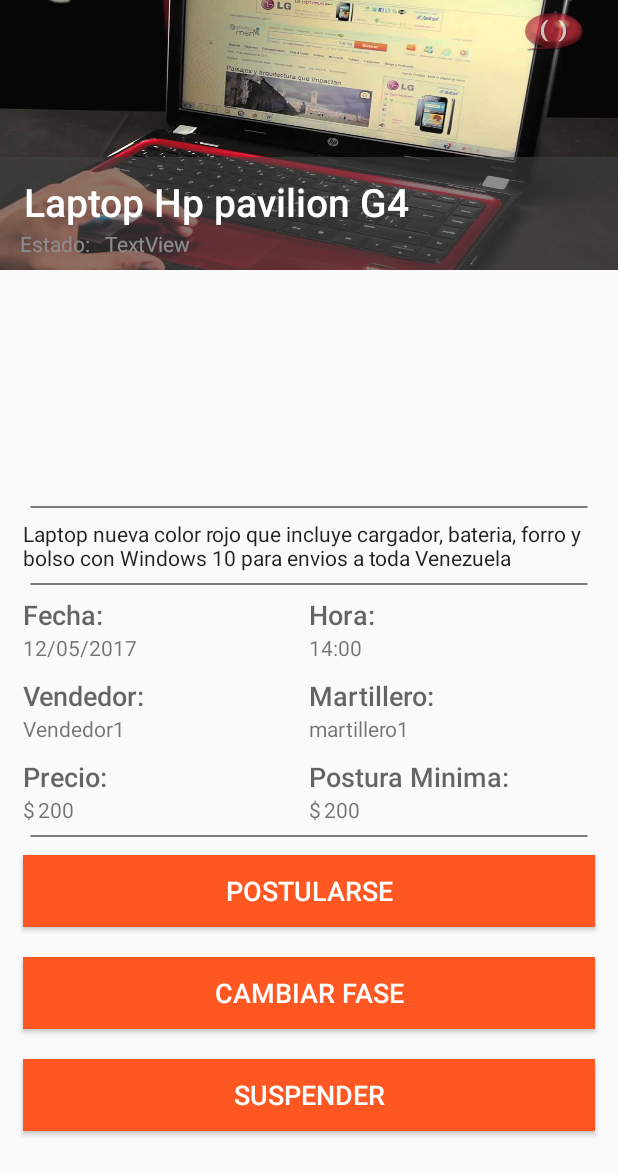
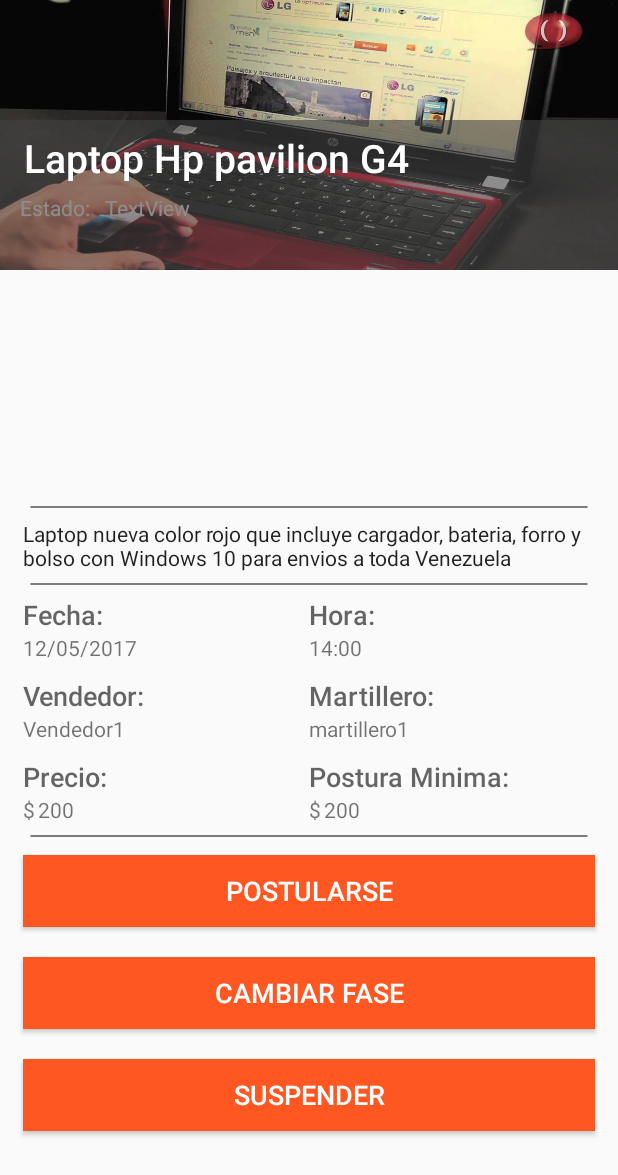
Before and after one commit to alexdgn213/proyecto-Ingenieria-Garcia-Hevia, an Android app: the PantallaSubasta screen opened directly, with no data from a screen before it, on a phone screen of 412 x 824 dp. Shown: the top 1175 px of the screen. Run offline under Robolectric (Android 15) with nearby library versions, the phone set to English and light mode, and no system bars; libraries missing offline, so code that uses them is left out: io.realm; 20 statements that could not run were skipped.

Commit message:
cambios menores a los xml

```diff
--- a/app/src/main/java/com/example/alexander/pruebamenu/Realm/IniciarDatos.java
+++ b/app/src/main/java/com/example/alexander/pruebamenu/Realm/IniciarDatos.java
@@ -62,7 +62,7 @@ public class IniciarDatos {
 
     public void iniciarUsuarios(){
         ServicioUsuario servicioUsuario = new ServicioUsuario(Realm.getDefaultInstance());
-        //servicioUsuario.eliminarTodosUsuarios();
+        servicioUsuario.eliminarTodosUsuarios();
         servicioUsuario.crearUsuario("postor1", "Postor","1","postor1","Venezuela","Caracas","postor1@gmail.com","Postor",R.drawable.p1,false);
         servicioUsuario.crearUsuario("postor2", "Postor","2","postor2","Venezuela","Valencia","postor2@gmail.com","Postor",R.drawable.p2,false);
         servicioUsuario.crearUsuario("postor3", "Postor","3","postor3","Venezuela","La guaira","postor3@gmail.com","Postor",R.drawable.p3,false);
@@ -92,7 +92,7 @@ public class IniciarDatos {
 
     public void iniciarImagenes(){
         ServicioImagen servicioImagen = new ServicioImagen(Realm.getDefaultInstance());
-        //servicioImagen.eliminarTodasImagenes();
+        servicioImagen.eliminarTodasImagenes();
         servicioImagen.crearImagen(R.drawable.laptop,"Imagen principal","Laptop Hp Pavilion G4");
         servicioImagen.crearImagen(R.drawable.laptop2,"Imagen 2","Laptop Hp Pavilion G4");
         servicioImagen.crearImagen(R.drawable.laptop3,"Imagen 3","Laptop Hp Pavilion G4");
--- a/app/src/main/java/com/example/alexander/pruebamenu/Realm/ServicioSubasta.java
+++ b/app/src/main/java/com/example/alexander/pruebamenu/Realm/ServicioSubasta.java
@@ -40,7 +40,7 @@ public class ServicioSubasta {
       Parametros: nombre de la categoria
     */
     public List<Subasta> obtenerSubastasCategoria(String categoria){
-        RealmResults<Subasta> results = realm.where(Subasta.class).equalTo("categoria",categoria).findAll();
+        RealmResults<Subasta> results = realm.where(Subasta.class).equalTo("categoria",categoria).equalTo("fase","Publicidad").or().equalTo("categoria",categoria).equalTo("fase","EnCurso").findAll();
         return Arrays.asList(results.toArray(new Subasta[results.size()]));
     }
 
--- a/app/src/main/res/layout/activity_subasta.xml
+++ b/app/src/main/res/layout/activity_subasta.xml
@@ -37,7 +37,7 @@
                 <ImageView
                     android:id="@+id/imageView"
                     android:layout_width="0dp"
-                    android:layout_height="75dp"
+                    android:layout_height="100dp"
                     android:layout_weight="1"
                     android:alpha="0.6"
                     android:elevation="3dp"
@@ -50,7 +50,7 @@
                     android:id="@+id/tituloSubasta"
                     android:layout_width="wrap_content"
                     android:layout_height="wrap_content"
-                    android:layout_marginBottom="16dp"
+                    android:layout_marginBottom="50dp"
                     android:layout_marginLeft="16dp"
                     android:layout_marginStart="16dp"
                     android:elevation="10dp"
@@ -64,7 +64,7 @@
                 <LinearLayout
                     android:layout_width="wrap_content"
                     android:layout_height="wrap_content"
-                    android:layout_marginBottom="8dp"
+                    android:layout_marginBottom="32dp"
                     android:layout_marginLeft="24dp"
                     android:layout_marginStart="8dp"
                     android:orientation="horizontal"
--- a/app/src/main/res/layout/card.xml
+++ b/app/src/main/res/layout/card.xml
@@ -127,8 +127,6 @@
                 android:id="@+id/favorito"
                 android:layout_width="48dp"
                 android:layout_height="48dp"
-                android:layout_marginLeft="8dp"
-                android:layout_marginStart="8dp"
                 android:layout_marginTop="8dp"
                 android:background="@color/cardview_light_background"
                 android:elevation="0dp"
```
